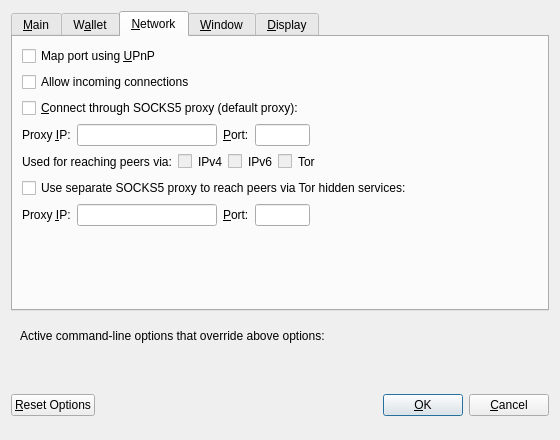
The window that src/qt/forms/optionsdialog.ui (BitcoinUnlimited/BitcoinUnlimited) describes before a commit, drawn with Qt 5.
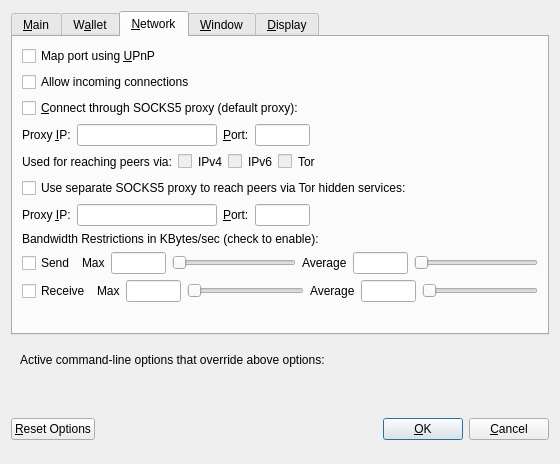
The same window after the commit. Custom widgets are drawn as their Qt base class.

Commit message: traffic shaping

What changed in the file:
```diff
--- a/src/qt/forms/optionsdialog.ui
+++ b/src/qt/forms/optionsdialog.ui
@@ -484,6 +484,150 @@
          </item>
         </layout>
        </item>
+       <item>
+        <widget class="QLabel" name="bandwidth">
+         <property name="text">
+          <string>Bandwidth Restrictions in KBytes/sec (check to enable):</string>
+         </property>
+        </widget>
+       </item>
+       <item>
+        <layout class="QHBoxLayout" name="sendShaping">
+         <item>
+          <widget class="QCheckBox" name="sendShapingEnable">
+           <property name="text">
+            <string>Send</string>
+           </property>
+          </widget>
+         </item>
+         <item>
+          <widget class="QLabel" name="sendburstlabel">
+           <property name="text">
+            <string>Max</string>
+           </property>
+          </widget>
+         </item>
+         <item>
+          <widget class="QLineEdit" name="sendBurstEdit">
+           <property name="sizePolicy">
+            <sizepolicy hsizetype="Fixed" vsizetype="Fixed">
+             <horstretch>0</horstretch>
+             <verstretch>0</verstretch>
+            </sizepolicy>
+           </property>
+           <property name="maximumSize">
+            <size>
+             <width>55</width>
+             <height>16777215</height>
+            </size>
+           </property>
+           <property name="baseSize">
+            <size>
+             <width>64</width>
+             <height>0</height>
+            </size>
+           </property>
+          </widget>
+         </item>
+         <item>
+          <widget class="QSlider" name="sendBurstSlider">
+           <property name="orientation">
+            <enum>Qt::Horizontal</enum>
+           </property>
+          </widget>
+         </item>
+         <item>
+          <widget class="QLabel" name="sendlabel">
+           <property name="text">
+            <string>Average</string>
+           </property>
+          </widget>
+         </item>
+         <item>
+          <widget class="QLineEdit" name="sendAveEdit">
+           <property name="maximumSize">
+            <size>
+             <width>55</width>
+             <height>16777215</height>
+            </size>
+           </property>
+          </widget>
+         </item>
+         <item>
+          <widget class="QSlider" name="sendAveSlider">
+           <property name="orientation">
+            <enum>Qt::Horizontal</enum>
+           </property>
+          </widget>
+         </item>
+        </layout>
+       </item>
+       <item>
+        <layout class="QHBoxLayout" name="recvShaping">
+         <item>
+          <widget class="QCheckBox" name="recvShapingEnable">
+           <property name="text">
+            <string>Receive</string>
+           </property>
+          </widget>
+         </item>
+         <item>
+          <widget class="QLabel" name="recvburstlabel">
+           <property name="text">
+            <string>Max</string>
+           </property>
+          </widget>
+         </item>
+         <item>
+          <widget class="QLineEdit" name="recvBurstEdit">
+           <property name="maximumSize">
+            <size>
+             <width>55</width>
+             <height>16777215</height>
+            </size>
+           </property>
+          </widget>
+         </item>
+         <item>
+          <widget class="QSlider" name="recvBurstSlider">
+           <property name="orientation">
+            <enum>Qt::Horizontal</enum>
+           </property>
+          </widget>
+         </item>
+         <item>
+          <widget class="QLabel" name="receivelabel">
+           <property name="text">
+            <string>Average</string>
+           </property>
+          </widget>
+         </item>
+         <item>
+          <widget class="QLineEdit" name="recvAveEdit">
+           <property name="maximumSize">
+            <size>
+             <width>55</width>
+             <height>16777215</height>
+            </size>
+           </property>
+          </widget>
+         </item>
+         <item>
+          <widget class="QSlider" name="recvAveSlider">
+           <property name="orientation">
+            <enum>Qt::Horizontal</enum>
+           </property>
+          </widget>
+         </item>
+        </layout>
+       </item>
+       <item>
+        <widget class="QLabel" name="errorText">
+         <property name="text">
+          <string/>
+         </property>
+        </widget>
+       </item>
        <item>
         <spacer name="verticalSpacer_Network">
          <property name="orientation">
```
The commit also changes 11 other files.
